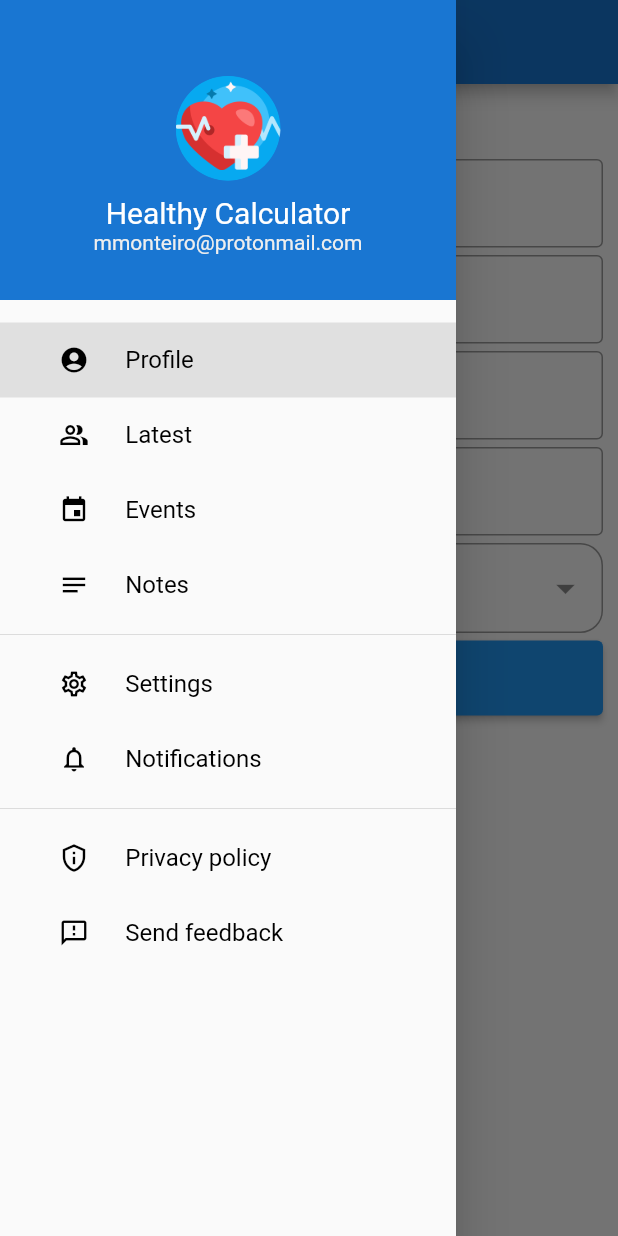
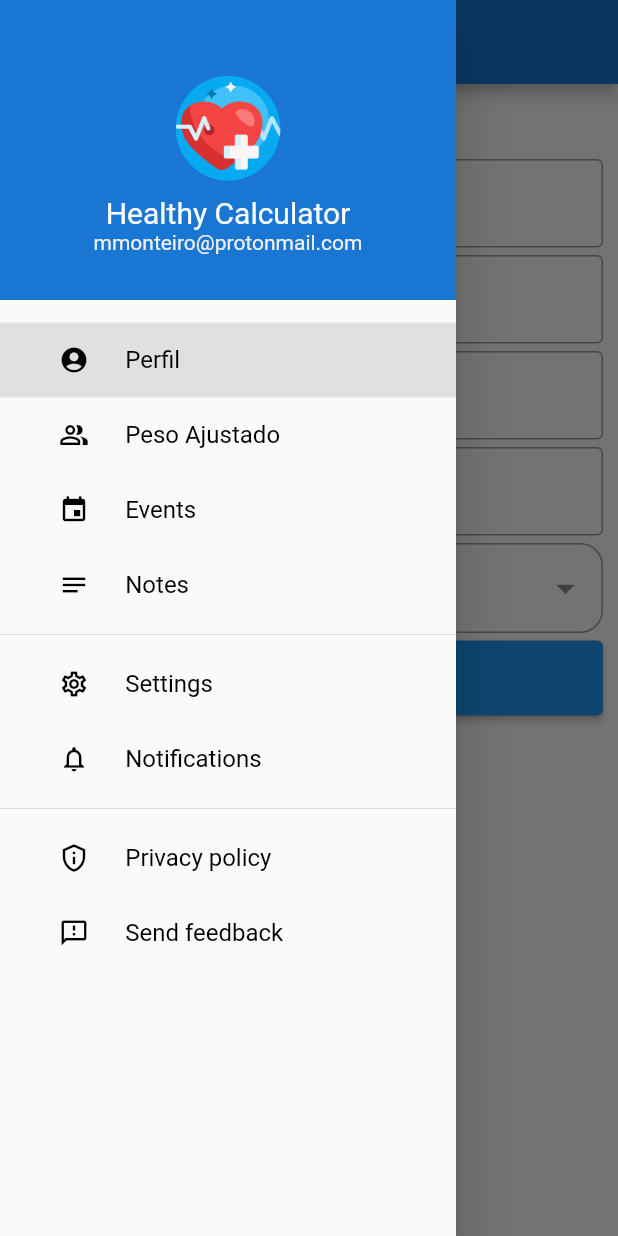
Before and after one commit to MMonteiro-21801093/Healthy-Calculator, a Flutter app: the screen it shows after launch, with the side drawer open, on a phone screen of 412 x 824 dp. Run offline on Flutter 3.47's test engine with Material 2 defaults, Android fonts, the phone set to English and light mode, and no system bars; our stand-ins replace dropdown_button2, floor, rx_notifier, sqflite; accounts and stored records are empty; generated files the repository leaves out were written again.

Commit message:
ecra peso ajustado

```diff
--- a/lib/navigation_drawer.dart
+++ b/lib/navigation_drawer.dart
@@ -1,5 +1,6 @@
 import 'package:flutter/cupertino.dart';
 import 'package:flutter/material.dart';
+import 'package:healthy_calculator/views/adjusted_weight.dart';
 import 'package:healthy_calculator/views/profile_page.dart';
 
 import 'my_drawer_header.dart';
@@ -17,8 +18,8 @@ class _NavigationDrawerState extends State<NavigationDrawer> {
     var container;
     if (currentPage == DrawerSections.profile) {
       container = ProfilePage();
-    }else if (currentPage == DrawerSections.latest) {
-     // container = LatestPage();
+    }else if (currentPage == DrawerSections.adjustedWeight) {
+    container = AdjustedWeight();
     }
 
     return Scaffold(
@@ -49,10 +50,10 @@ class _NavigationDrawerState extends State<NavigationDrawer> {
       child: Column(
         // shows the list of menu drawer
         children: [
-          menuItem(1, "Profile", Icons.account_circle,
+          menuItem(1, "Perfil", Icons.account_circle,
               currentPage == DrawerSections.profile ? true : false),
-          menuItem(2, "Latest", Icons.people_alt_outlined,
-              currentPage == DrawerSections.latest ? true : false),
+          menuItem(2, "Peso Ajustado", Icons.people_alt_outlined,
+              currentPage == DrawerSections.adjustedWeight ? true : false),
           menuItem(3, "Events", Icons.event,
               currentPage == DrawerSections.events ? true : false),
           menuItem(4, "Notes", Icons.notes,
@@ -81,7 +82,7 @@ class _NavigationDrawerState extends State<NavigationDrawer> {
             if (id == 1) {
               currentPage = DrawerSections.profile;
             } else if (id == 2) {
-              currentPage = DrawerSections.latest;
+              currentPage = DrawerSections.adjustedWeight;
             } else if (id == 3) {
               currentPage = DrawerSections.events;
             } else if (id == 4) {
@@ -128,7 +129,7 @@ class _NavigationDrawerState extends State<NavigationDrawer> {
 
 enum DrawerSections {
   profile,
-  latest,
+  adjustedWeight,
   events,
   notes,
   settings,
```
Also changed, not shown: lib/views/adjusted_weight.dart (+34 -0 lines).
